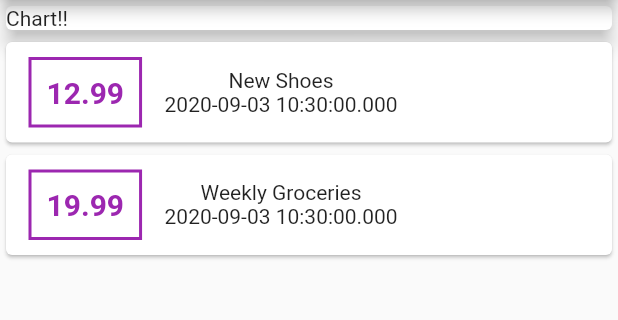
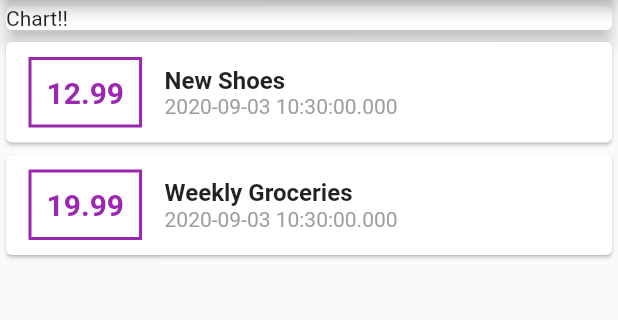
Before and after one commit to MyoMyatAung/Personal_Expense, a Flutter app: the screen it shows after launch, on a phone screen of 412 x 824 dp, the part 84-404 px from its top. Run offline on Flutter 3.47's test engine with Material 2 defaults, Android fonts, the phone set to English and light mode, and no system bars.

Commit message:
Add text style

```diff
--- a/personal_expense/lib/main.dart
+++ b/personal_expense/lib/main.dart
@@ -91,9 +91,21 @@ class MyHomePage extends StatelessWidget {
                             ),
                           ),
                           Column(
+                            crossAxisAlignment: CrossAxisAlignment.start,
                             children: [
-                              Text(tx.title),
-                              Text((tx.date).toString())
+                              Text(
+                                tx.title,
+                                style: TextStyle(
+                                  fontSize: 16,
+                                  fontWeight: FontWeight.bold
+                                ),
+                              ),
+                              Text(
+                                (tx.date).toString(),
+                                style: TextStyle(
+                                  color: Colors.grey,
+                                ),
+                              )
                             ],
                           )
                         ],
```
